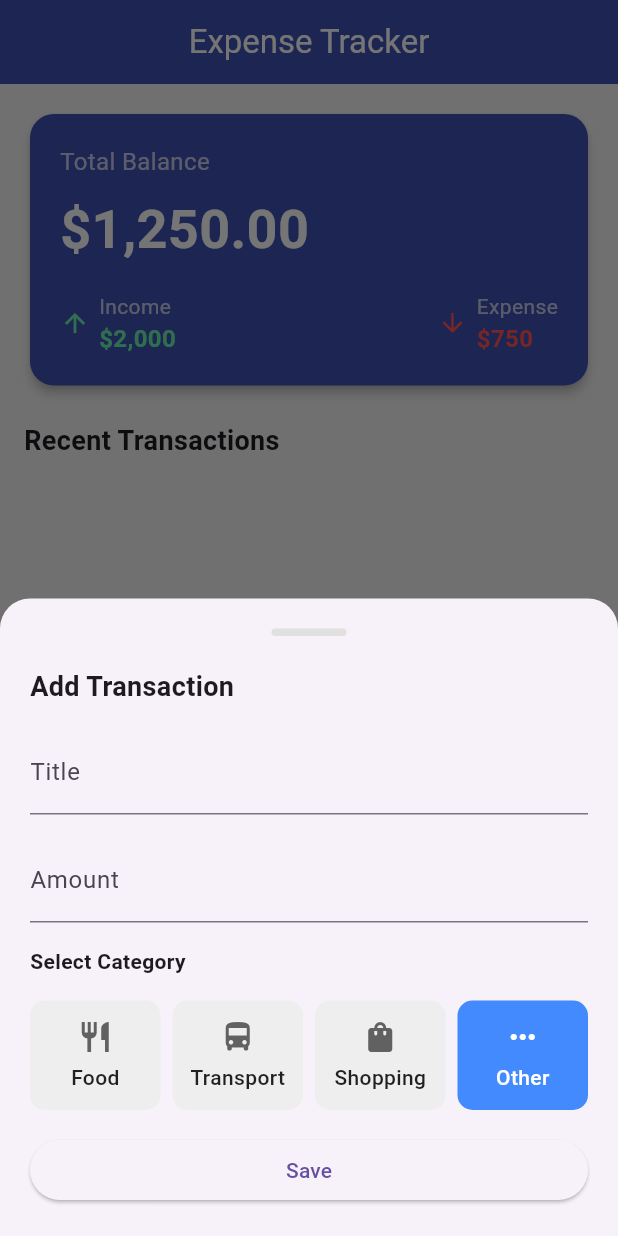
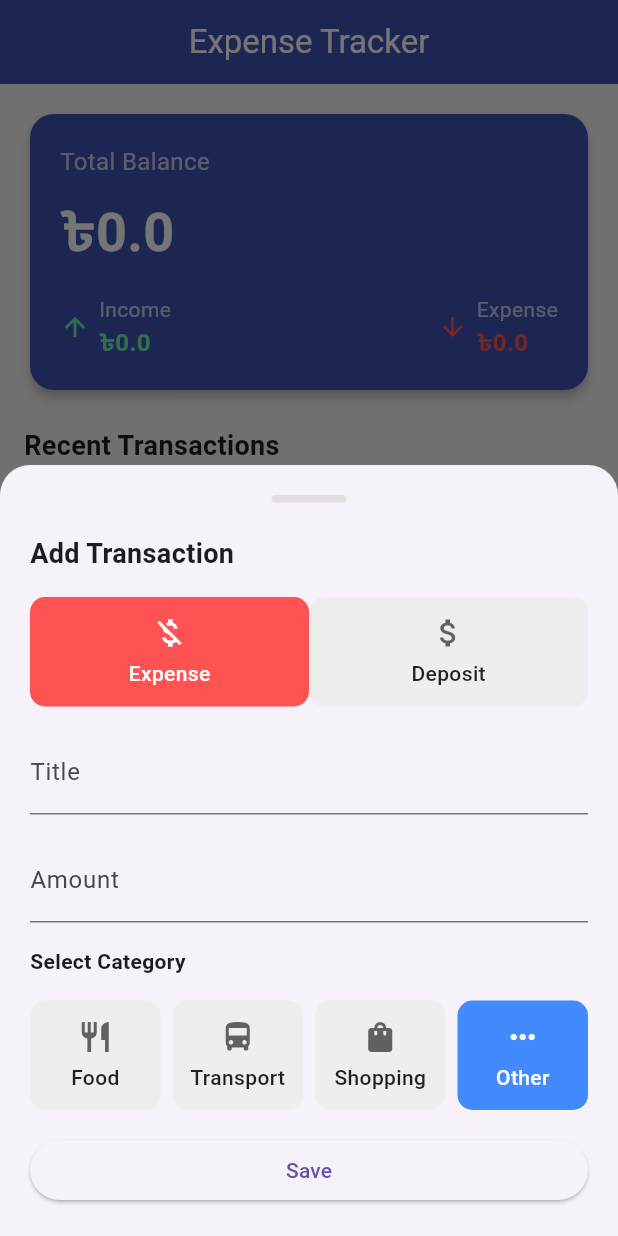
Before and after one commit to ssani7/Expense-Tracker, a Flutter app: the screen it shows after launch, after a tap on the "add" icon, on a phone screen of 412 x 824 dp. Run offline on Flutter 3.47's test engine with Material 3 defaults, Android fonts, the phone set to English and light mode, and no system bars; our stand-ins replace sqflite; accounts and stored records are empty.

Commit message:
basic added

```diff
--- a/lib/db/db_helper.dart
+++ b/lib/db/db_helper.dart
@@ -19,7 +19,7 @@ class DatabaseHelper {
     final dbPath = await getDatabasesPath();
     final path = join(dbPath, filePath);
 
-    return await openDatabase(path, version: 1, onCreate: _createDB);
+    return await openDatabase(path, version: 2, onCreate: _createDB);
   }
 
   Future _createDB(Database db, int version) async {
@@ -29,7 +29,8 @@ class DatabaseHelper {
         title TEXT,
         amount REAL,
         category TEXT,
-        date TEXT
+        date TEXT,
+        type TEXT NOT NULL DEFAULT 'expense'
       )
     ''');
   }
@@ -41,6 +42,41 @@ class DatabaseHelper {
       tx.toMap(),
       conflictAlgorithm: ConflictAlgorithm.replace,
     );
+  }
+
+  Future<double> getBanlance() async {
+    final db = await database;
+    final result = await db.rawQuery(
+      'SELECT SUM(amount) as total FROM transactions',
+    );
+    print('balance');
+    print(result);
+    double total = result[0]['total'] != null
+        ? result[0]['total'] as double
+        : 0.0;
+    return total;
+  }
+
+  Future<double> getExpense() async {
+    final db = await database;
+    final result = await db.rawQuery(
+      'SELECT SUM(amount) as total FROM transactions WHERE amount < 0',
+    );
+    double total = result[0]['total'] != null
+        ? result[0]['total'] as double
+        : 0.0;
+    return total;
+  }
+
+  Future<double> getIncome() async {
+    final db = await database;
+    final result = await db.rawQuery(
+      'SELECT SUM(amount) as total FROM transactions WHERE amount > 0',
+    );
+    double total = result[0]['total'] != null
+        ? result[0]['total'] as double
+        : 0.0;
+    return total;
   }
 
   Future<List<TransactionModel>> getAllTransactions() async {
--- a/lib/main.dart
+++ b/lib/main.dart
@@ -1,7 +1,5 @@
 import 'package:expense_tracer/screens/main_page.dart';
 import 'package:flutter/material.dart';
-import 'screens/home_page.dart';
-import 'models/expense.dart';
 
 void main() async {
   WidgetsFlutterBinding.ensureInitialized();
--- a/lib/models/expense.dart
+++ /dev/null
@@ -1,25 +0,0 @@
-import 'package:hive/hive.dart';
-
-part 'expense.g.dart'; // will be generated automatically
-
-@HiveType(typeId: 0)
-class Expense extends HiveObject {
-  @HiveField(0)
-  String title;
-
-  @HiveField(1)
-  double amount;
-
-  @HiveField(2)
-  String category;
-
-  @HiveField(3)
-  DateTime date;
-
-  Expense({
-    required this.title,
-    required this.amount,
-    required this.category,
-    required this.date,
-  });
-}
--- a/lib/models/transaction.dart
+++ b/lib/models/transaction.dart
@@ -1,9 +1,12 @@
+enum TransactionTypes { deposit, expense }
+
 class TransactionModel {
   final int? id;
   final String title;
   final double amount;
   final String category;
   final String date;
+  final TransactionTypes type;
 
   TransactionModel({
     this.id,
@@ -11,6 +14,7 @@ class TransactionModel {
     required this.amount,
     required this.category,
     required this.date,
+    required this.type,
   });
 
   // Convert a Transaction object into a Map.
@@ -21,6 +25,7 @@ class TransactionModel {
       'amount': amount,
       'category': category,
       'date': date,
+      'type': type.name,
     };
   }
 
@@ -34,6 +39,10 @@ class TransactionModel {
           : map['amount'] as double,
       category: map['category'] as String,
       date: map['date'] as String,
+      type: TransactionTypes.values.firstWhere(
+        (e) => e.name == map['type'],
+        orElse: () => TransactionTypes.expense, // fallback
+      ),
     );
   }
 
--- a/lib/screens/add_transaction_page.dart
+++ b/lib/screens/add_transaction_page.dart
@@ -15,6 +15,7 @@ class _AddTransactionSheetState extends State<AddTransactionSheet> {
   final _titleController = TextEditingController();
   final _amountController = TextEditingController();
   String _selectedCategory = 'Other';
+  TransactionTypes _transactionType = TransactionTypes.expense;
 
   final _dbHelper = DatabaseHelper();
 
@@ -22,15 +23,95 @@ class _AddTransactionSheetState extends State<AddTransactionSheet> {
     if (_formKey.currentState!.validate()) {
       final newTx = TransactionModel(
         title: _titleController.text,
-        amount: double.parse(_amountController.text),
         category: _selectedCategory,
         date: DateTime.now().toIso8601String(),
+        type: _transactionType,
+        amount: _transactionType == TransactionTypes.expense
+            ? double.parse(_amountController.text) * -1
+            : double.parse(_amountController.text),
       );
 
       await _dbHelper.insertTransaction(newTx);
       widget.onTransactionAdded();
       Navigator.pop(context);
+      setState(() {
+        // Triggers build() and your SummaryCard will reload
+      });
     }
+  }
+
+  Widget _buildExpenseTypeButton() {
+    final bool isSelected = _transactionType == TransactionTypes.expense;
+
+    return Expanded(
+      child: GestureDetector(
+        onTap: () {
+          setState(() {
+            _transactionType = TransactionTypes.expense;
+          });
+        },
+        child: Container(
+          padding: const EdgeInsets.symmetric(vertical: 12),
+          decoration: BoxDecoration(
+            color: isSelected ? Colors.redAccent : Colors.grey[200],
+            borderRadius: BorderRadius.circular(10),
+          ),
+          child: Column(
+            children: [
+              Icon(
+                Icons.money_off,
+                color: isSelected ? Colors.white : Colors.grey[700],
+              ),
+              const SizedBox(height: 5),
+              Text(
+                'Expense',
+                style: TextStyle(
+                  color: isSelected ? Colors.white : Colors.black87,
+                  fontWeight: FontWeight.w500,
+                ),
+              ),
+            ],
+          ),
+        ),
+      ),
+    );
+  }
+
+  Widget _buildDepositTypeButton() {
+    final bool isSelected = _transactionType == TransactionTypes.deposit;
+
+    return Expanded(
+      child: GestureDetector(
+        onTap: () {
+          setState(() {
+            _transactionType = TransactionTypes.deposit;
+          });
+        },
+        child: Container(
+          padding: const EdgeInsets.symmetric(vertical: 12),
+          decoration: BoxDecoration(
+            color: isSelected ? Colors.green : Colors.grey[200],
+            borderRadius: BorderRadius.circular(10),
+          ),
+          child: Column(
+            children: [
+              Icon(
+                Icons.attach_money,
+                color: isSelected ? Colors.white : Colors.grey[700],
+              ),
+              const SizedBox(height: 5),
+              Text(
+                'Deposit',
+                style: TextStyle(
+                  color: isSelected ? Colors.white : Colors.black87,
+                  fontWeight: FontWeight.w500,
+                ),
+              ),
+            ],
+          ),
+        ),
+      ),
+    );
   }
 
   Widget _buildCategoryButton(String label, IconData icon) {
@@ -90,6 +171,11 @@ class _AddTransactionSheetState extends State<AddTransactionSheet> {
               'Add Transaction',
               style: TextStyle(fontSize: 18, fontWeight: FontWeight.bold),
             ),
+            Row(
+              mainAxisAlignment: MainAxisAlignment.spaceBetween,
+              children: [_buildExpenseTypeButton(), _buildDepositTypeButton()],
+            ),
+
             TextFormField(
               controller: _titleController,
               decoration: const InputDecoration(labelText: 'Title'),
--- a/lib/screens/home_page.dart
+++ b/lib/screens/home_page.dart
@@ -79,6 +79,7 @@ class _HomePageState extends State<HomePage> {
                   amount: tx.amount,
                   category: tx.category,
                   date: tx.date,
+                  type: tx.type.name,
                 );
               },
             ),
--- a/lib/widgets/summary_card.dart
+++ b/lib/widgets/summary_card.dart
@@ -1,7 +1,40 @@
 import 'package:flutter/material.dart';
+import '../db/db_helper.dart';
+import '../models/transaction.dart';
 
-class SummaryCard extends StatelessWidget {
+class SummaryCard extends StatefulWidget {
   const SummaryCard({super.key});
+
+  @override
+  State<SummaryCard> createState() => _SummaryCardState();
+}
+
+class _SummaryCardState extends State<SummaryCard> {
+  final dbHelper = DatabaseHelper();
+
+  double total = 0.0;
+  double expense = 0.0;
+  double income = 0.0;
+  double shopping = 0.0;
+  double other = 0.0;
+
+  @override
+  void initState() {
+    super.initState();
+    _loadSummary();
+  }
+
+  Future<void> _loadSummary() async {
+    double t = await dbHelper.getBanlance();
+    double exp = await dbHelper.getExpense();
+    double inc = await dbHelper.getIncome();
+
+    setState(() {
+      total = t;
+      expense = exp;
+      income = inc;
+    });
+  }
 
   @override
   Widget build(BuildContext context) {
@@ -13,14 +46,14 @@ class SummaryCard extends StatelessWidget {
         padding: const EdgeInsets.all(20),
         child: Column(
           crossAxisAlignment: CrossAxisAlignment.start,
-          children: const [
+          children: [
             Text(
               "Total Balance",
               style: TextStyle(color: Colors.white70, fontSize: 16),
             ),
             SizedBox(height: 8),
             Text(
-              "\$1,250.00",
+              "\৳${total.toString()}",
               style: TextStyle(
                 color: Colors.white,
                 fontSize: 36,
@@ -33,13 +66,13 @@ class SummaryCard extends StatelessWidget {
               children: [
                 _SummaryItem(
                   label: "Income",
-                  amount: "\$2,000",
+                  amount: "\৳${income.toString()}",
                   color: Colors.greenAccent,
                   icon: Icons.arrow_upward,
                 ),
                 _SummaryItem(
                   label: "Expense",
-                  amount: "\$750",
+                  amount: "\৳${expense.toString()}",
                   color: Colors.redAccent,
                   icon: Icons.arrow_downward,
                 ),
@@ -74,8 +107,10 @@ class _SummaryItem extends StatelessWidget {
         Column(
           crossAxisAlignment: CrossAxisAlignment.start,
           children: [
-            Text(label,
-                style: const TextStyle(color: Colors.white70, fontSize: 14)),
+            Text(
+              label,
+              style: const TextStyle(color: Colors.white70, fontSize: 14),
+            ),
             Text(
               amount,
               style: TextStyle(
@@ -85,7 +120,7 @@ class _SummaryItem extends StatelessWidget {
               ),
             ),
           ],
-        )
+        ),
       ],
     );
   }
```
Also changed, not shown: lib/widgets/add_expense_form.dart (deleted, +0 -136 lines), lib/widgets/transaction_item.dart (+9 -3 lines), lib/models/expense.g.dart (deleted).
